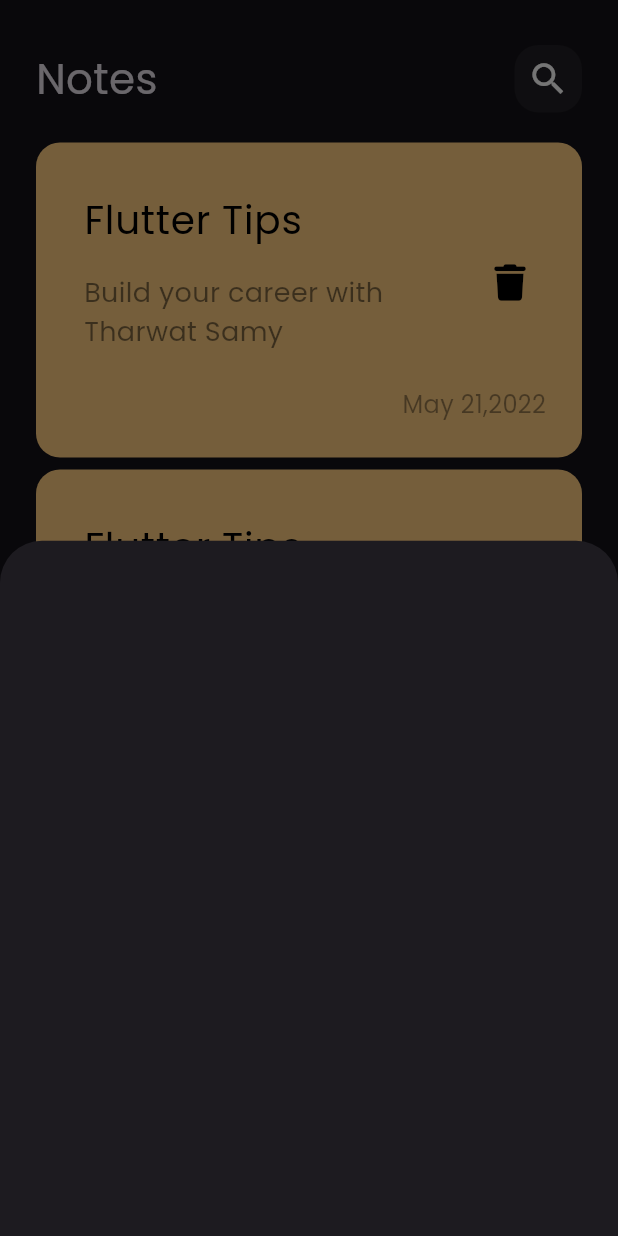
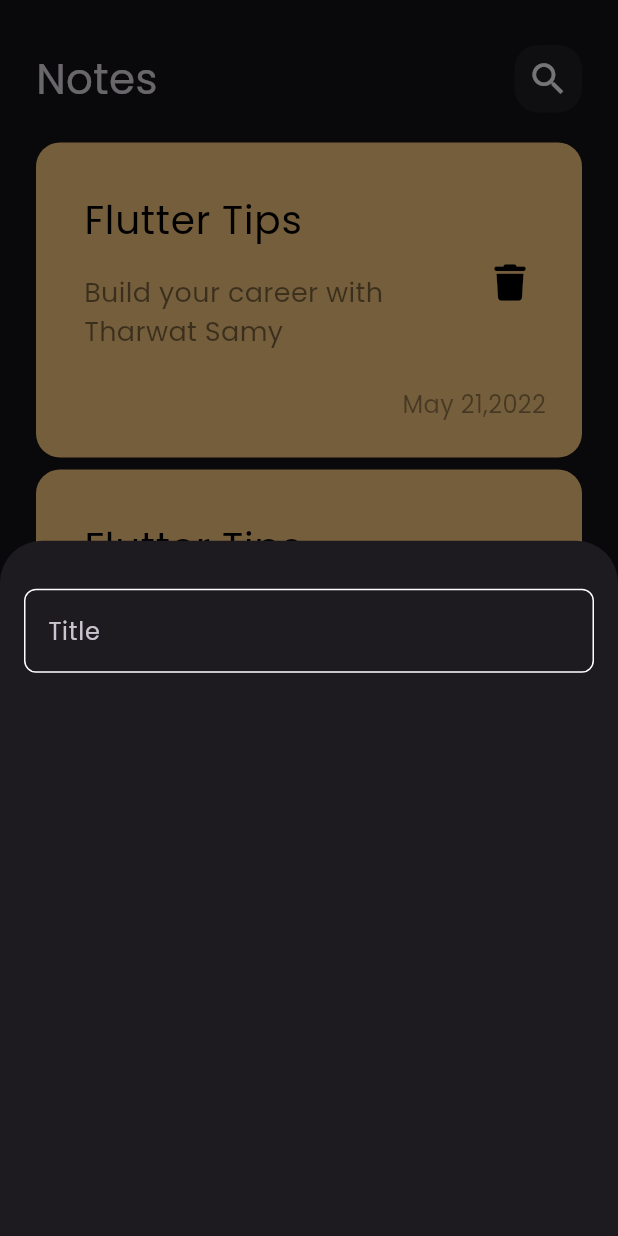
Before and after one commit to ahmedashraf-hub/notes_app, a Flutter app: the screen it shows after launch, after a tap on the "add" icon, on a phone screen of 412 x 824 dp. Run offline on Flutter 3.47's test engine with Material 3 defaults, Android fonts, the phone set to English and light mode, and no system bars; our stand-ins replace font_awesome_flutter.

Commit message:
create custom textfield

```diff
--- /dev/null
+++ b/lib/constants.dart
@@ -0,0 +1,3 @@
+import 'package:flutter/material.dart';
+
+const kPrimaryColor = Color(0XFF62FCD7);
--- a/lib/widgets/add_note_button_sheet.dart
+++ b/lib/widgets/add_note_button_sheet.dart
@@ -1,10 +1,14 @@
 import 'package:flutter/material.dart';
+import 'package:notes_app/widgets/custom_text_field.dart';
 
 class AddNoteButtonSheet extends StatelessWidget {
   const AddNoteButtonSheet({super.key});
 
   @override
   Widget build(BuildContext context) {
-    return Container();
+    return Padding(
+      padding: const EdgeInsets.symmetric(horizontal: 16.0),
+      child: Column(children: [SizedBox(height: 32), CustomTextField()]),
+    );
   }
 }
--- /dev/null
+++ b/lib/widgets/custom_text_field.dart
@@ -0,0 +1,26 @@
+import 'package:flutter/material.dart';
+import 'package:notes_app/constants.dart';
+
+class CustomTextField extends StatelessWidget {
+  const CustomTextField({super.key});
+
+  @override
+  Widget build(BuildContext context) {
+    return TextField(
+      cursorColor: kPrimaryColor,
+      decoration: InputDecoration(
+        hintText: 'Title',
+        border: buildBorder(),
+        enabledBorder: buildBorder(),
+        focusedBorder: buildBorder(kPrimaryColor),
+      ),
+    );
+  }
+
+  OutlineInputBorder buildBorder([color]) {
+    return OutlineInputBorder(
+      borderRadius: BorderRadius.circular(8.0),
+      borderSide: BorderSide(color: color ?? Colors.white),
+    );
+  }
+}
```
